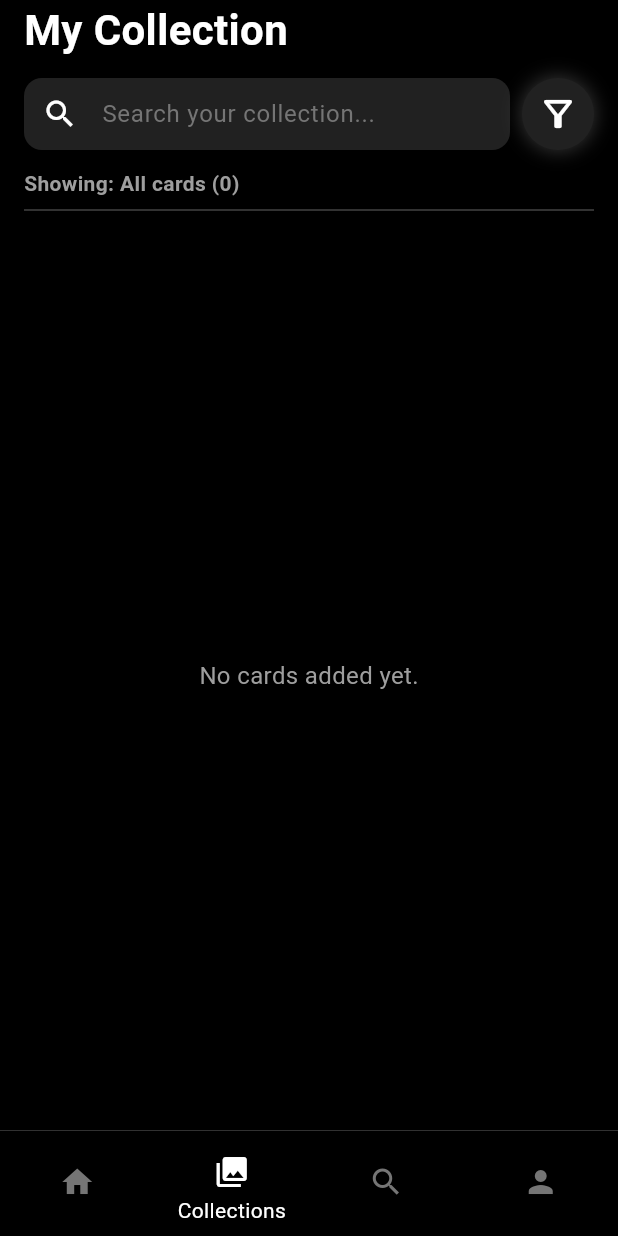
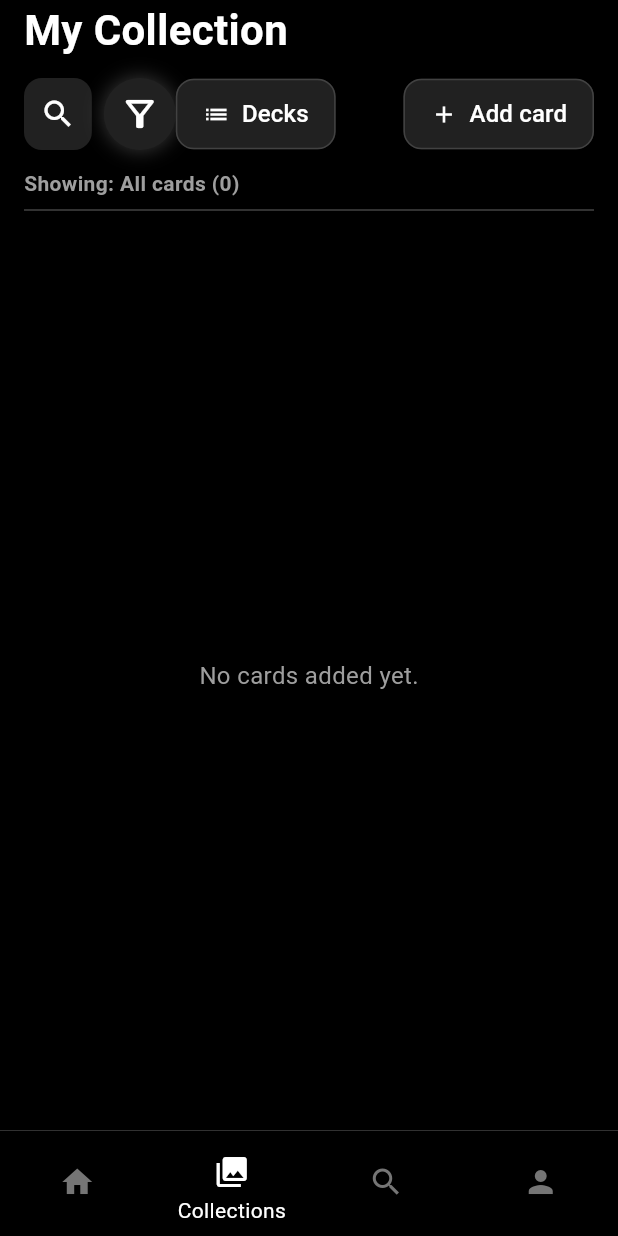
Before and after one commit to lee-ranaweer/holo, a Flutter app: the CollectionsPage screen opened by its route, on a phone screen of 412 x 824 dp. Run offline on Flutter 3.47's test engine with Material 3 defaults, Android fonts, the phone set to English and light mode, and no system bars; our stand-ins replace cloud_firestore, firebase_auth, firebase_core, flutter_riverpod, go_router; accounts and stored records are empty.

Commit message:
add deck page

```diff
--- a/lib/pages/collections_page.dart
+++ b/lib/pages/collections_page.dart
@@ -1,5 +1,6 @@
 import 'package:flutter/material.dart';
 import 'package:go_router/go_router.dart';
+import 'package:holo/pages/decks_page.dart';
 import 'package:holo/pages/details_page.dart';
 import '../services/auth_service.dart';
 import 'package:flutter_riverpod/flutter_riverpod.dart';
@@ -124,7 +125,7 @@ class CollectionsPage extends ConsumerWidget  {
     final collectionAsync = ref.watch(collectionProvider);
     final filteredCollectionAsync = ref.watch(filteredCollectionProvider);
     final totalValue = ref.watch(portfolioValueProvider);
-    final cardqty = ref.watch(collectionProvider).value!.length;
+    final cardqty = ref.watch(collectionProvider).value?.length;
 
     return Scaffold(
       body: SafeArea(
@@ -204,6 +205,81 @@ class CollectionsPage extends ConsumerWidget  {
                         ),
                       ),
                     ),
+                  ),
+                  // _buildButton(context, 'Filter', Icons.filter_list, () {
+                  //   // TODO: Add filter functionality.
+                  // }),
+                  // SizedBox(width: 20),
+                  // _buildButton(context, 'Market', Icons.trending_up, () {
+                  //   // TODO: Add rec functionality.
+                  // }),
+                  // Deck button
+                  ElevatedButton.icon(
+                    onPressed: () {
+                      Navigator.push(
+                        context,
+                        MaterialPageRoute(
+                          builder: (context) => DecksPage(),
+                        ),
+                      );
+                    },
+                    style: ElevatedButton.styleFrom(
+                      backgroundColor: Colors.grey.shade900,
+                      foregroundColor: Colors.black,
+                      shape: RoundedRectangleBorder(
+                        side: BorderSide(
+                          color: Colors.grey.shade800,
+                          width: 1,
+                          style: BorderStyle.solid
+                        ),
+                        borderRadius: BorderRadius.circular(12.0),
+                      ),
+                      padding: const EdgeInsets.symmetric(
+                        horizontal: 18.0,
+                        vertical: 12.0,
+                      ),
+                    ),
+                    icon: Icon(Icons.list, color: Colors.white),
+                    label: Text(
+                      'Decks',
+                      style: const TextStyle(
+                        color: Colors.white,
+                        fontSize: 16,
+                        fontWeight: FontWeight.w500,
+                      ),
+                    )
+                  ),
+                  Spacer(),
+                  // Plus button for adding cards
+                  ElevatedButton.icon(
+                    onPressed: () {
+                      context.go('/search');
+                    },
+                    style: ElevatedButton.styleFrom(
+                      backgroundColor: Colors.grey.shade900,
+                      foregroundColor: Colors.black,
+                      shape: RoundedRectangleBorder(
+                        side: BorderSide(
+                          color: Colors.grey.shade800,
+                          width: 1,
+                          style: BorderStyle.solid
+                        ),
+                        borderRadius: BorderRadius.circular(12.0),
+                      ),
+                      padding: const EdgeInsets.symmetric(
+                        horizontal: 18.0,
+                        vertical: 12.0,
+                      ),
+                    ),
+                    icon: Icon(Icons.add, color: Colors.white),
+                    label: Text(
+                      'Add card',
+                      style: const TextStyle(
+                        color: Colors.white,
+                        fontSize: 16,
+                        fontWeight: FontWeight.w500,
+                      ),
+                    )
                   ),
                 ],
               ),
--- a/lib/pages/details_page.dart
+++ b/lib/pages/details_page.dart
@@ -191,6 +191,7 @@ class DetailsPage extends ConsumerWidget {
         label: const Text('Add To Collection'),
         backgroundColor: Colors.grey.shade900,
         // foregroundColor: Colors.grey.shade900,
+        icon: Icon(Icons.add),
       ),
     );
   }
--- a/lib/widgets/navbar.dart
+++ b/lib/widgets/navbar.dart
@@ -29,6 +29,10 @@ class NavBar extends StatelessWidget {
           showSelectedLabels: true, // Show labels only for selected tabs
 
           onTap: (index) {
+            if (GoRouter.of(context).canPop())
+            {
+              context.pop(context);
+            }
             switch (index) {
               case 0:
                 context.go('/');
```
Also changed, not shown: lib/pages/decks_page.dart (added, +58 -0 lines).
